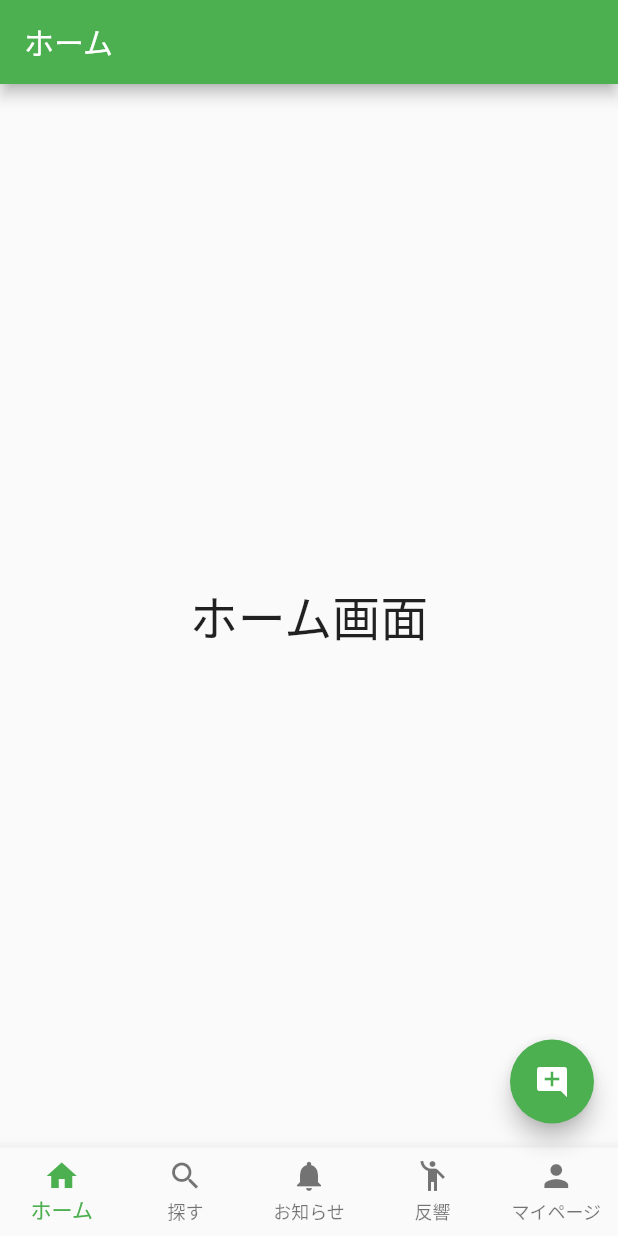
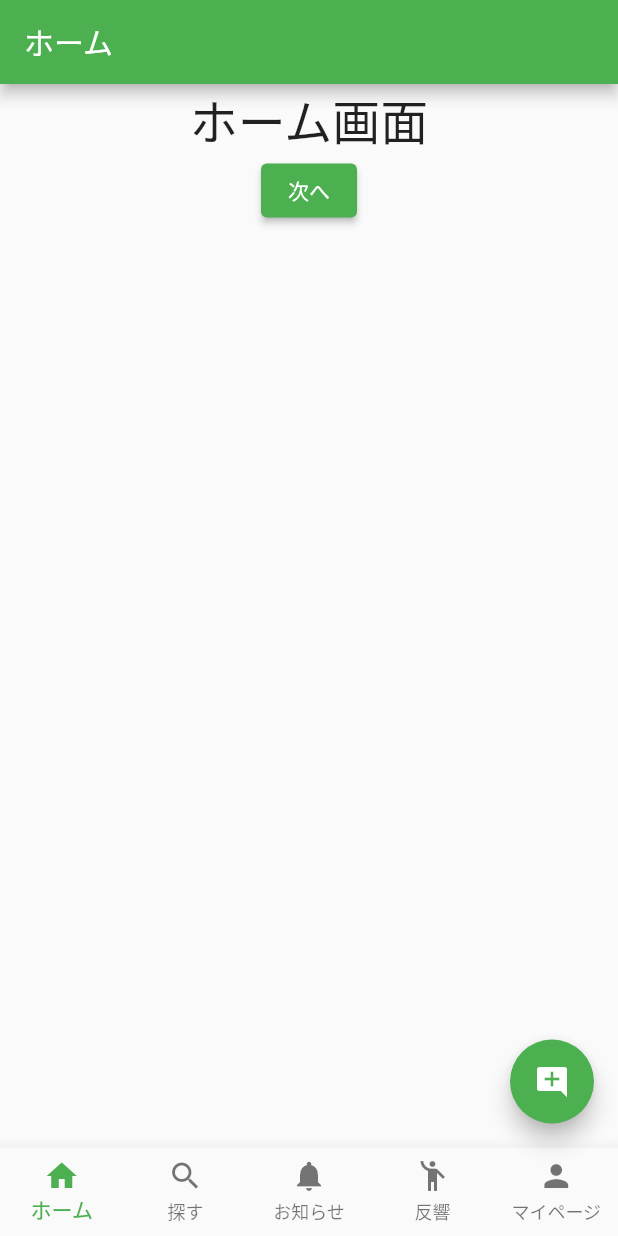
Before and after one commit to k-hirofumi/sns_app, a Flutter app: the screen it shows after launch, on a phone screen of 412 x 824 dp. Run offline on Flutter 3.47's test engine with Material 2 defaults, Android fonts, the phone set to English and light mode, and no system bars.

Commit message:
bottomNav実装（遷移するたび初期化される）

```diff
--- a/lib/main.dart
+++ b/lib/main.dart
@@ -1,15 +1,59 @@
 
 import 'package:flutter/material.dart';
-import 'package:flutter/cupertino.dart';
 
 void main() {
   runApp( MyApp());
 }
 
+class HomeRoutes{
+    static final homeRoutes = <String,WidgetBuilder>{
+    "/" : (context) => HomeScreen(),
+    "/home/second" : (context) => NewPost(),
+  };
+  static GlobalKey<NavigatorState> navigatorKey = GlobalKey<NavigatorState>();
+  static NavigatorState get navigatorState => navigatorKey.currentState!;
+
+}
+class SearchRoutes{
+    static final searchRoutes = <String,WidgetBuilder>{
+    "/" : (context) => SearchScreen(),
+    "/search/second" : (context) => NewPost(),
+  };
+  static GlobalKey<NavigatorState> navigatorKey = GlobalKey<NavigatorState>();
+  static NavigatorState get navigatorState => navigatorKey.currentState!;
+
+}
+class NotificationRoutes{
+    static final notificationRoutes = <String,WidgetBuilder>{
+    "/" : (context) => NotificationScreen(),
+    "/notification/second" : (context) => NewPost(),
+  };
+  static GlobalKey<NavigatorState> navigatorKey = GlobalKey<NavigatorState>();
+  static NavigatorState get navigatorState => navigatorKey.currentState!;
+}
+class ReactionRoutes{
+    static final reactionRoutes = <String,WidgetBuilder>{
+    "/" : (context) => ReactionScreen(),
+    "/reaction/second" : (context) => NewPost(),
+  };
+  static GlobalKey<NavigatorState> navigatorKey = GlobalKey<NavigatorState>();
+  static NavigatorState get navigatorState => navigatorKey.currentState!;
+}
+class AccountRoutes{
+    static final accountRoutes = <String,WidgetBuilder>{
+    "/" : (context) => AccountScreen(),
+    "/account/second" : (context) => NewPost(),
+  };
+  static GlobalKey<NavigatorState> navigatorKey = GlobalKey<NavigatorState>();
+  static NavigatorState get navigatorState => navigatorKey.currentState!;
+}
+
+
+
 class MyApp extends StatelessWidget {
   MyApp({super.key});
 
-  final GlobalKey<NavigatorState> _navkey = GlobalKey();
+  final GlobalKey<NavigatorState> _rootNavigationKey = GlobalKey();
 
   // This widget is the root of your application.
   @override
@@ -20,6 +64,9 @@ class MyApp extends StatelessWidget {
         primarySwatch: Colors.green,
       ),
       home: const MainPage(),
+      routes: {
+        "/addNewPost" : (_) => NewPost(),
+      },
     );
   }
 }
@@ -33,12 +80,52 @@ class MainPage extends StatefulWidget {
   }
 
 class _MainPageState extends State<MainPage> {
-  static const _screens = [
-      HomeScreen(),
-      SearchScreen(),
-      NotificationScreen(),
-      ReactionScreen(),
-      AccountScreen()
+  final  _screens = [
+
+      Navigator(
+        key: HomeRoutes.navigatorKey,
+        onGenerateRoute: (settings) {
+          var builder = HomeRoutes.homeRoutes[settings.name]!;
+          return MaterialPageRoute(builder: builder,settings: settings);
+          // if(settings.name == "/"){
+          //   return MaterialPageRoute(builder: (context) => HomeScreen(),settings: settings);
+          // }
+        },
+      ) ,
+      Navigator(
+        key: SearchRoutes.navigatorKey,
+        onGenerateRoute: (settings) {
+          var builder = SearchRoutes.searchRoutes[settings.name]!;
+          return MaterialPageRoute(builder: builder,settings: settings);
+        },
+      ) ,
+
+      Navigator(
+        key: NotificationRoutes.navigatorKey,
+        onGenerateRoute: (settings) {
+          var builder = NotificationRoutes.notificationRoutes[settings.name]!;
+          return MaterialPageRoute(builder: builder,settings: settings);
+        },
+      ) ,
+      Navigator(
+        key: ReactionRoutes.navigatorKey,
+        onGenerateRoute: (settings) {
+          var builder = ReactionRoutes.reactionRoutes[settings.name]!;
+          return MaterialPageRoute(builder: builder,settings: settings);
+        },
+      ) ,
+      Navigator(
+        key: AccountRoutes.navigatorKey,
+        onGenerateRoute: (settings) {
+          var builder = AccountRoutes.accountRoutes[settings.name]!;
+          return MaterialPageRoute(builder: builder,settings: settings);
+        },
+      ) ,
+      // HomeScreen(),
+      // SearchScreen(),
+      // NotificationScreen(),
+      // ReactionScreen(),
+      // AccountScreen()
     ];
 
   int _selectedIndex = 0;
@@ -48,8 +135,8 @@ class _MainPageState extends State<MainPage> {
     });
   }
 
-  void _showNewPostOrverlay(){
-
+  Future<void> _showNewPostOrverlay()async{
+    AppNav.toNewPostOrverlay(context);
   }
 
   @override
@@ -135,13 +222,24 @@ class HomeScreen extends StatelessWidget {
 
   @override
   Widget build(BuildContext context) {
+    Future<void> toHomeSecond()async{
+      AppNav.toHomeSecondPage(context);
+    }
+
     return Scaffold(
       appBar: AppBar(
         title: const Text('ホーム'),
       ),
       body: SafeArea(
         child: Center(
-           child: Text('ホーム画面', style: TextStyle(fontSize: 32.0)),
+           child: Column(
+            children: [
+              Text('ホーム画面', style: TextStyle(fontSize: 32.0)),
+              ElevatedButton(
+                onPressed: toHomeSecond,
+                child: Text("次へ"))
+            ],
+           )
         ),
       ),
     );
@@ -166,7 +264,23 @@ class NotificationScreen extends StatelessWidget {
   }
 }
 
+class NewPost extends StatelessWidget {
+  const NewPost({super.key});
 
+  @override
+  Widget build(BuildContext context) {
+    return Scaffold(
+      appBar: AppBar(
+        title: const Text('newpost'),
+      ),
+      body: SafeArea(
+        child: Center(
+          child: Text('newpost', style: TextStyle(fontSize: 32.0)),
+        ),
+      ),
+    );
+  }
+}
 
 
 class AppNav {
@@ -179,5 +293,10 @@ class AppNav {
     return Navigator.of(context).pushNamed('/search/second');
   }
 
+  static Future<void> toNewPostOrverlay(BuildContext context){
+    return Navigator.of(context).pushNamed('/addNewPost');
+  }
+
+
 
 }
```
